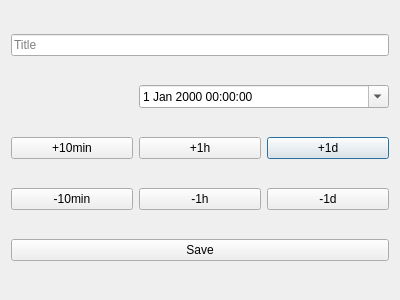
Qt form src/dialogs/nextclouddeckdialog.ui (pbek/QOwnNotes) before a commit.
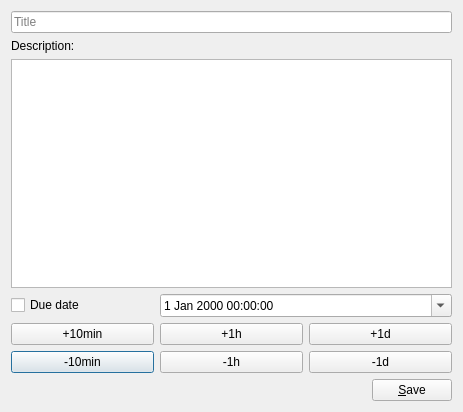
The same form after that commit. Icons and pictures are not drawn. Custom widgets are drawn as their Qt base class.

The edit to the form file:
```diff
--- a/src/dialogs/nextclouddeckdialog.ui
+++ b/src/dialogs/nextclouddeckdialog.ui
@@ -6,39 +6,39 @@
    <rect>
     <x>0</x>
     <y>0</y>
-    <width>400</width>
-    <height>300</height>
+    <width>463</width>
+    <height>412</height>
    </rect>
   </property>
   <property name="windowTitle">
    <string>Dialog</string>
   </property>
   <layout class="QGridLayout" name="gridLayout">
-   <item row="2" column="2">
+   <item row="5" column="0">
+    <widget class="QPushButton" name="sub10MinButton">
+     <property name="text">
+      <string>-10min</string>
+     </property>
+    </widget>
+   </item>
+   <item row="4" column="0">
+    <widget class="QPushButton" name="add10MinButton">
+     <property name="text">
+      <string>+10min</string>
+     </property>
+    </widget>
+   </item>
+   <item row="4" column="2">
     <widget class="QPushButton" name="add1DayButton">
      <property name="text">
       <string>+1d</string>
      </property>
     </widget>
    </item>
-   <item row="7" column="0" colspan="3">
-    <widget class="QPushButton" name="saveButton">
-     <property name="toolTip">
-      <string>Save the current todo item</string>
-     </property>
-     <property name="text">
-      <string>Save</string>
-     </property>
-     <property name="icon">
-      <iconset theme="document-save" resource="../breeze-qownnotes.qrc">
-       <normaloff>:/icons/breeze-qownnotes/16x16/document-save.svg</normaloff>:/icons/breeze-qownnotes/16x16/document-save.svg</iconset>
-     </property>
-     <property name="shortcut">
-      <string notr="true">Ctrl+S</string>
-     </property>
-    </widget>
+   <item row="2" column="0" colspan="3">
+    <widget class="QOwnNotesMarkdownTextEdit" name="descriptionTextEdit"/>
    </item>
-   <item row="1" column="1" colspan="2">
+   <item row="3" column="1" colspan="2">
     <widget class="QDateTimeEdit" name="dueDateTimeEdit">
      <property name="currentSection">
       <enum>QDateTimeEdit::HourSection</enum>
@@ -48,6 +48,74 @@
      </property>
     </widget>
    </item>
+   <item row="5" column="2">
+    <widget class="QPushButton" name="subd1DayButton">
+     <property name="text">
+      <string>-1d</string>
+     </property>
+    </widget>
+   </item>
+   <item row="8" column="0" colspan="3">
+    <widget class="QFrame" name="buttonFrame">
+     <property name="frameShape">
+      <enum>QFrame::NoFrame</enum>
+     </property>
+     <property name="frameShadow">
+      <enum>QFrame::Plain</enum>
+     </property>
+     <layout class="QHBoxLayout" name="horizontalLayout">
+      <property name="leftMargin">
+       <number>0</number>
+      </property>
+      <property name="topMargin">
+       <number>0</number>
+      </property>
+      <property name="rightMargin">
+       <number>0</number>
+      </property>
+      <property name="bottomMargin">
+       <number>0</number>
+      </property>
+      <item>
+       <spacer name="horizontalSpacer">
+        <property name="orientation">
+         <enum>Qt::Horizontal</enum>
+        </property>
+        <property name="sizeHint" stdset="0">
+         <size>
+          <width>40</width>
+          <height>20</height>
+         </size>
+        </property>
+       </spacer>
+      </item>
+      <item>
+       <widget class="QPushButton" name="saveButton">
+        <property name="toolTip">
+         <string>Save the current todo item</string>
+        </property>
+        <property name="text">
+         <string>&amp;Save</string>
+        </property>
+        <property name="icon">
+         <iconset theme="document-save" resource="../breeze-qownnotes.qrc">
+          <normaloff>:/icons/breeze-qownnotes/16x16/document-save.svg</normaloff>:/icons/breeze-qownnotes/16x16/document-save.svg</iconset>
+        </property>
+        <property name="shortcut">
+         <string notr="true">Ctrl+S</string>
+        </property>
+       </widget>
+      </item>
+     </layout>
+    </widget>
+   </item>
+   <item row="4" column="1">
+    <widget class="QPushButton" name="add1HourButton">
+     <property name="text">
+      <string>+1h</string>
+     </property>
+    </widget>
+   </item>
    <item row="0" column="0" colspan="3">
     <widget class="QLineEdit" name="titleLineEdit">
      <property name="placeholderText">
@@ -55,43 +123,36 @@
      </property>
     </widget>
    </item>
-   <item row="2" column="1">
-    <widget class="QPushButton" name="add1HourButton">
-     <property name="text">
-      <string>+1h</string>
-     </property>
-    </widget>
-   </item>
-   <item row="2" column="0">
-    <widget class="QPushButton" name="add10MinButton">
-     <property name="text">
-      <string>+10min</string>
-     </property>
-    </widget>
-   </item>
-   <item row="3" column="1">
+   <item row="5" column="1">
     <widget class="QPushButton" name="sub1HourButton">
      <property name="text">
       <string>-1h</string>
      </property>
     </widget>
    </item>
+   <item row="1" column="0" colspan="3">
+    <widget class="QLabel" name="descriptionLabel">
+     <property name="text">
+      <string>Description:</string>
+     </property>
+    </widget>
+   </item>
    <item row="3" column="0">
-    <widget class="QPushButton" name="sub10MinButton">
+    <widget class="QCheckBox" name="dueDateTimeCheckBox">
      <property name="text">
-      <string>-10min</string>
-     </property>
-    </widget>
-   </item>
-   <item row="3" column="2">
-    <widget class="QPushButton" name="subd1DayButton">
-     <property name="text">
-      <string>-1d</string>
+      <string>Due date</string>
      </property>
     </widget>
    </item>
   </layout>
  </widget>
+ <customwidgets>
+  <customwidget>
+   <class>QOwnNotesMarkdownTextEdit</class>
+   <extends>QPlainTextEdit</extends>
+   <header location="global">widgets/qownnotesmarkdowntextedit.h</header>
+  </customwidget>
+ </customwidgets>
  <tabstops>
   <tabstop>titleLineEdit</tabstop>
   <tabstop>dueDateTimeEdit</tabstop>
```
Left out of the diff: 4 changed lines with no effect on the pictures.
